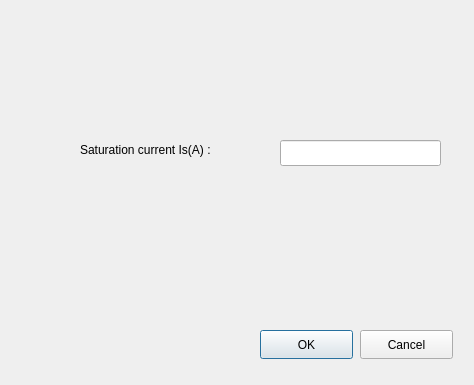
The window that diado_dialog.ui (chewoo/L2Spice) describes before a commit, drawn with Qt 5.
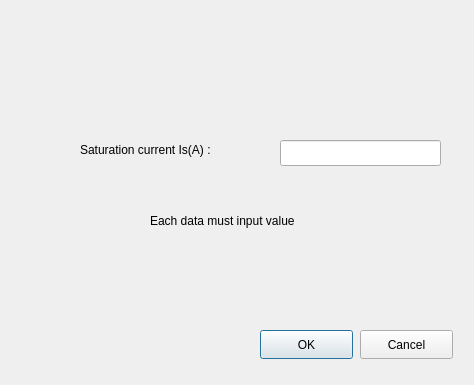
The same window after the commit.

Commit message: fixed input value bug

```diff
--- a/diado_dialog.ui
+++ b/diado_dialog.ui
@@ -62,6 +62,19 @@
     </rect>
    </property>
   </widget>
+  <widget class="QLabel" name="warning">
+   <property name="geometry">
+    <rect>
+     <x>150</x>
+     <y>210</y>
+     <width>191</width>
+     <height>21</height>
+    </rect>
+   </property>
+   <property name="text">
+    <string>Each data must input value</string>
+   </property>
+  </widget>
  </widget>
  <resources/>
  <connections/>
```
The commit also changes 10 other files.
